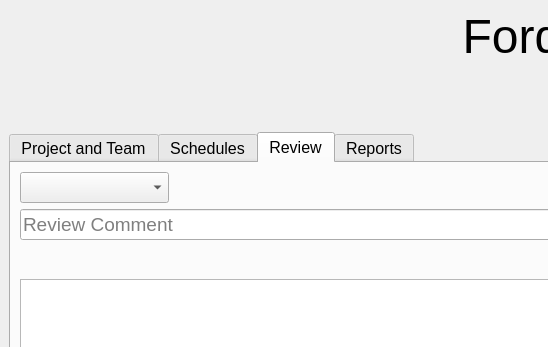
Old version of the form mainwindow.ui in the repository git4sangar/SGNIsoReviewAssistant; both pictures show x 0 to 548 and y 0 to 347 of the 1024 by 768 pixel window.
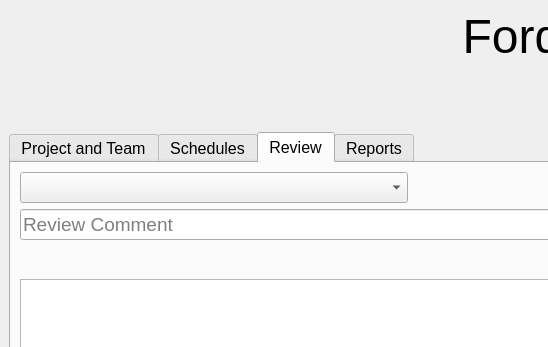
New version of the form.

What changed in the file:
```diff
--- a/mainwindow.ui
+++ b/mainwindow.ui
@@ -705,6 +705,12 @@
              <layout class="QHBoxLayout" name="hzLOutProjNameAndCount" stretch="0,0,0">
               <item>
                <widget class="QComboBox" name="cmBxRevwNames">
+                <property name="sizePolicy">
+                 <sizepolicy hsizetype="Expanding" vsizetype="Fixed">
+                  <horstretch>0</horstretch>
+                  <verstretch>0</verstretch>
+                 </sizepolicy>
+                </property>
                 <property name="font">
                  <font>
                   <pointsize>14</pointsize>
```
Left out of the diff: 7 changed lines with no effect on the pictures.
